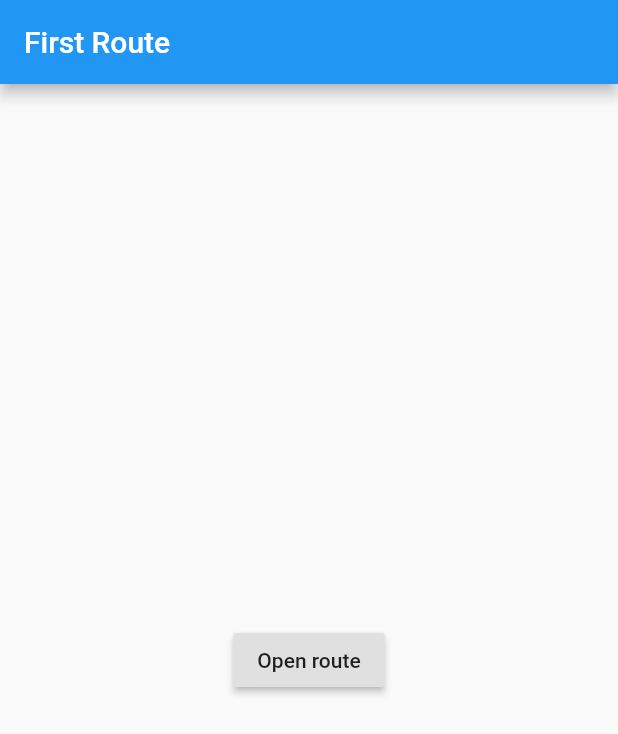
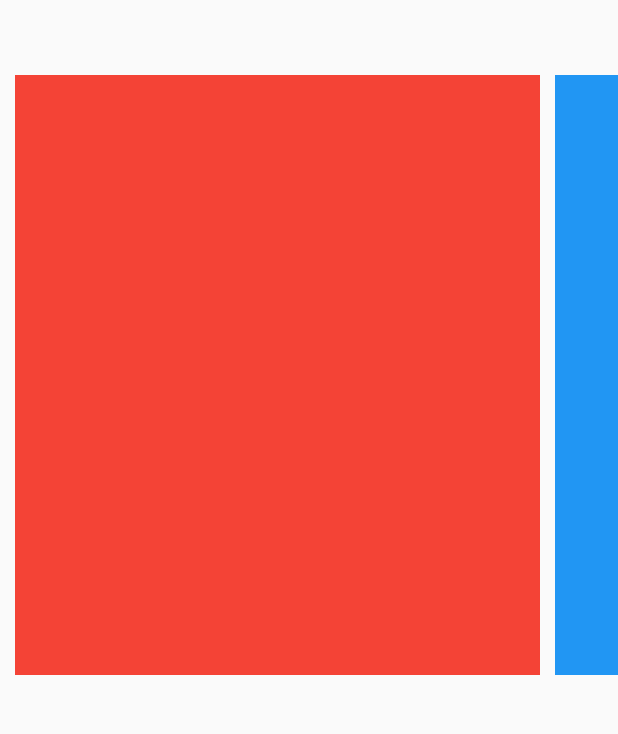
Before and after one commit to vinnyhoward/simple-flutter-quiz-app, a Flutter app: the screen it shows after launch, on a phone screen of 412 x 824 dp. Shown: the top 734 px of the screen. Run offline on Flutter 3.47's test engine with Material 2 defaults, Android fonts, the phone set to English and light mode, and no system bars.

Commit message:
adding in basic skeleton for home screen and side scrolling list for chosing which difficulty

```diff
--- a/lib/home/home.dart
+++ b/lib/home/home.dart
@@ -6,20 +6,55 @@ class Home extends StatelessWidget {
   @override
   Widget build(BuildContext context) {
     return Scaffold(
-      appBar: AppBar(
-        title: Text('First Route'),
-      ),
-      body: Center(
-        child: RaisedButton(
-          child: Text('Open route'),
-          onPressed: () {
+      body: Container(
+          margin: EdgeInsets.symmetric(vertical: 50.0),
+          height: 400.0,
+          padding: EdgeInsets.only(left: 5.0),
+          child: ListView(
+            // This next line does the trick.
+            scrollDirection: Axis.horizontal,
+            children: <Widget>[
+              Container(
+                width: 350.0,
+                height: 400.0,
+                margin: EdgeInsets.symmetric(horizontal: 5.0),
+                color: Colors.red,
+                child: InkWell(
+                  onTap: () {
                     Navigator.push(
                       context,
                       MaterialPageRoute(builder: (context) => Quiz()),
                     );
-          },
+                  }, // handle your onTap here
+                  child: Container(height: 200, width: 200),
                 ),
               ),
+              Container(
+                width: 350.0,
+                height: 400.0,
+                margin: EdgeInsets.symmetric(horizontal: 5.0),
+                color: Colors.blue,
+              ),
+              Container(
+                width: 350.0,
+                height: 400.0,
+                margin: EdgeInsets.symmetric(horizontal: 5.0),
+                color: Colors.green,
+              ),
+              Container(
+                width: 350.0,
+                height: 400.0,
+                margin: EdgeInsets.symmetric(horizontal: 5.0),
+                color: Colors.yellow,
+              ),
+              Container(
+                width: 350.0,
+                height: 400.0,
+                margin: EdgeInsets.symmetric(horizontal: 5.0),
+                color: Colors.orange,
+              ),
+            ],
+          )),
     );
   }
 }
```
Lines whose indentation alone changed are shown as unchanged.
